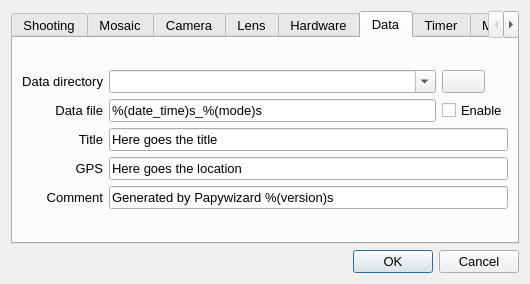
bingostar89/Papywizard, file papywizard/view/configDialog.ui: the form before one commit.
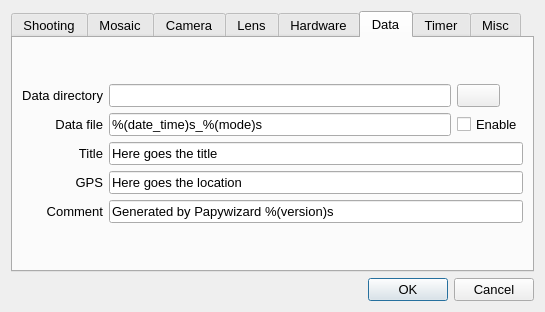
The form after the commit. The open tabs and pages were chosen to show the change. Icons and pictures are not drawn.

Diff of the .ui file:
```diff
--- a/papywizard/view/configDialog.ui
+++ b/papywizard/view/configDialog.ui
@@ -8,8 +8,8 @@
    <rect>
     <x>0</x>
     <y>0</y>
-    <width>530</width>
-    <height>284</height>
+    <width>545</width>
+    <height>312</height>
    </rect>
   </property>
   <property name="font" >
@@ -890,6 +890,9 @@
            </property>
           </widget>
          </item>
+         <item row="0" column="1" >
+          <widget class="QLineEdit" name="dataStorageDirLineEdit" />
+         </item>
          <item row="0" column="2" >
           <widget class="QPushButton" name="dataStorageDirPushButton" >
            <property name="sizePolicy" >
@@ -902,15 +905,8 @@
             <string/>
            </property>
            <property name="icon" >
-            <iconset>
-             <normaloff>../../../../../../../usr/share/icons/default.kde/22x22/actions/fileopen.png</normaloff>../../../../../../../usr/share/icons/default.kde/22x22/actions/fileopen.png</iconset>
-           </property>
-          </widget>
-         </item>
-         <item row="0" column="1" >
-          <widget class="QComboBox" name="dataStorageDirComboBox" >
-           <property name="editable" >
-            <bool>true</bool>
+            <iconset resource="icons.qrc" >
+             <normaloff>:/icons/fileopen.png</normaloff>:/icons/fileopen.png</iconset>
            </property>
           </widget>
          </item>
```
Left out of the diff: 19 changed lines with no effect on the pictures.
